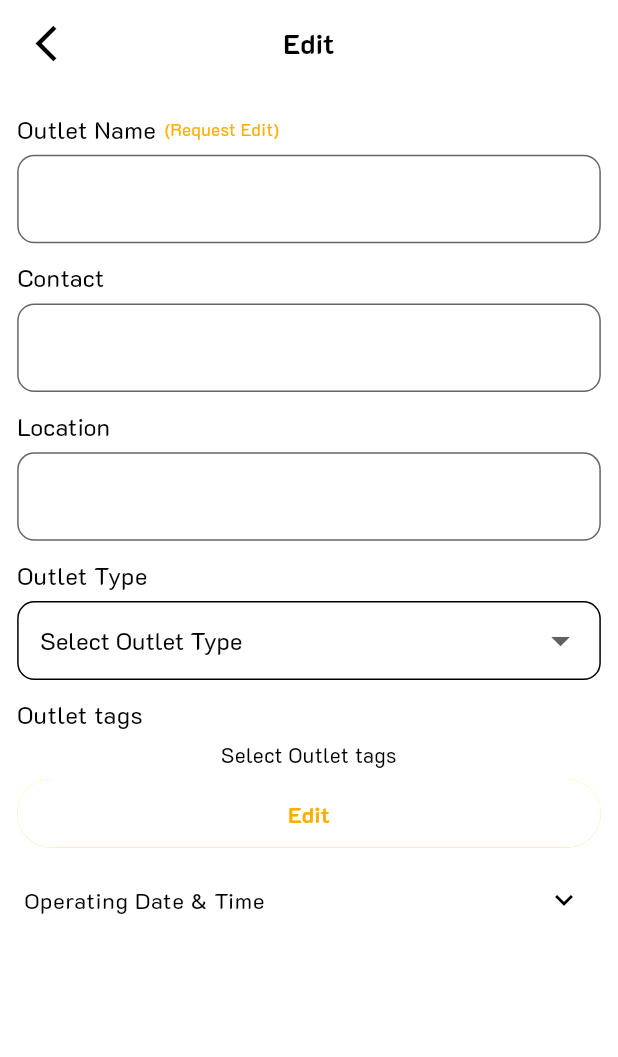
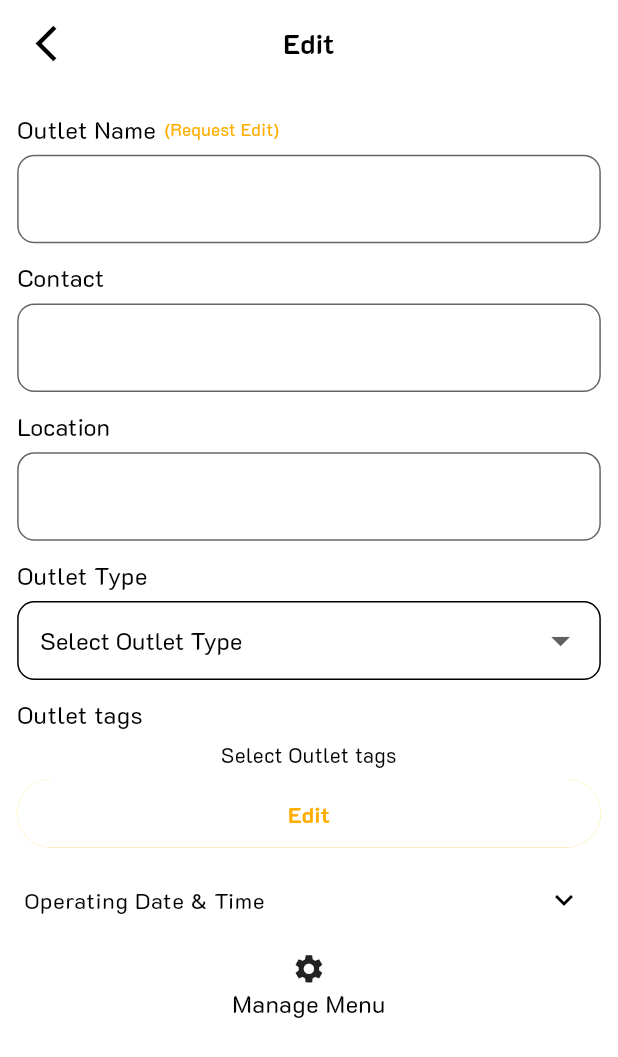
Before and after one commit to SAZProject/Kualiva-Merchant-MB, a Flutter app: the EditOutletScreen screen opened directly with empty values, on a phone screen of 412 x 824 dp. Shown: the top 1057 px of the screen. Run offline on Flutter 3.47's test engine with Material 3 defaults, Android fonts, the light colour scheme and no system bars; our stand-ins replace adaptive_theme, cached_network_image, carousel_slider, curved_navigation_bar, device_info_plus, easy_localization and 8 more.

Commit message:
0.0.15 Add Edit Menu Screen and it's Modularized Widget

```diff
--- a/assets/translation/en.json
+++ b/assets/translation/en.json
@@ -195,5 +195,11 @@
         "manage_menu": "Manage Menu",
 
         "save_btn": "Save"
+    },
+    "edit_menu": {
+        "title": "Edit Menu",
+        "menu_title": "Menu Title",
+        "menu_desc": "Menu Description",
+        "menu_price": "Price: RP{price}"
     }
 }
--- a/lib/edit/edit_outlet_screen.dart
+++ b/lib/edit/edit_outlet_screen.dart
@@ -5,6 +5,7 @@ import 'package:kualiva_merchant_mb/common/widget/custom_app_bar.dart';
 import 'package:kualiva_merchant_mb/data/models/outlet_model.dart';
 import 'package:kualiva_merchant_mb/edit/widget/edit_outlet_add_tags.dart';
 import 'package:kualiva_merchant_mb/edit/widget/edit_outlet_dropdown_component.dart';
+import 'package:kualiva_merchant_mb/edit/widget/edit_outlet_edit_menu.dart';
 import 'package:kualiva_merchant_mb/edit/widget/edit_outlet_operational_component.dart';
 import 'package:kualiva_merchant_mb/edit/widget/edit_outlet_textfield_component.dart';
 
@@ -113,6 +114,8 @@ class _EditOutletScreenState extends State<EditOutletScreen> {
                     widget.outletModel.operationalTimeClose,
                 selectedDay: selectedDay,
               ),
+              EditOutletEditMenu(
+                  listMenuPicture: widget.outletModel.menuPicture),
             ],
           ),
         ),
--- /dev/null
+++ b/lib/edit/widget/edit_outlet_edit_menu.dart
@@ -0,0 +1,39 @@
+import 'package:easy_localization/easy_localization.dart';
+import 'package:flutter/material.dart';
+import 'package:kualiva_merchant_mb/common/app_export.dart';
+
+class EditOutletEditMenu extends StatelessWidget {
+  const EditOutletEditMenu({super.key, required this.listMenuPicture});
+
+  final List<String> listMenuPicture;
+
+  @override
+  Widget build(BuildContext context) {
+    return Padding(
+      padding: EdgeInsets.symmetric(horizontal: 10.h, vertical: 5.h),
+      child: InkWell(
+        onTap: () => Navigator.pushNamed(context, AppRoutes.editMenuScreen,
+            arguments: listMenuPicture),
+        child: SizedBox(
+          width: double.maxFinite,
+          child: Column(
+            mainAxisAlignment: MainAxisAlignment.center,
+            children: [
+              Icon(
+                Icons.settings,
+                size: 20.h,
+              ),
+              Text(
+                context.tr("edit_outlet.manage_menu"),
+                textAlign: TextAlign.center,
+                style: theme(context).textTheme.bodyMedium,
+                maxLines: 1,
+                overflow: TextOverflow.ellipsis,
+              ),
+            ],
+          ),
+        ),
+      ),
+    );
+  }
+}
```
Also changed, not shown: lib/edit/edit_menu_screen.dart (added, +69 -0 lines), lib/edit/widget/edit_menu_list_item.dart (added, +107 -0 lines), lib/router.dart (+9 -0 lines), 1 other file.
